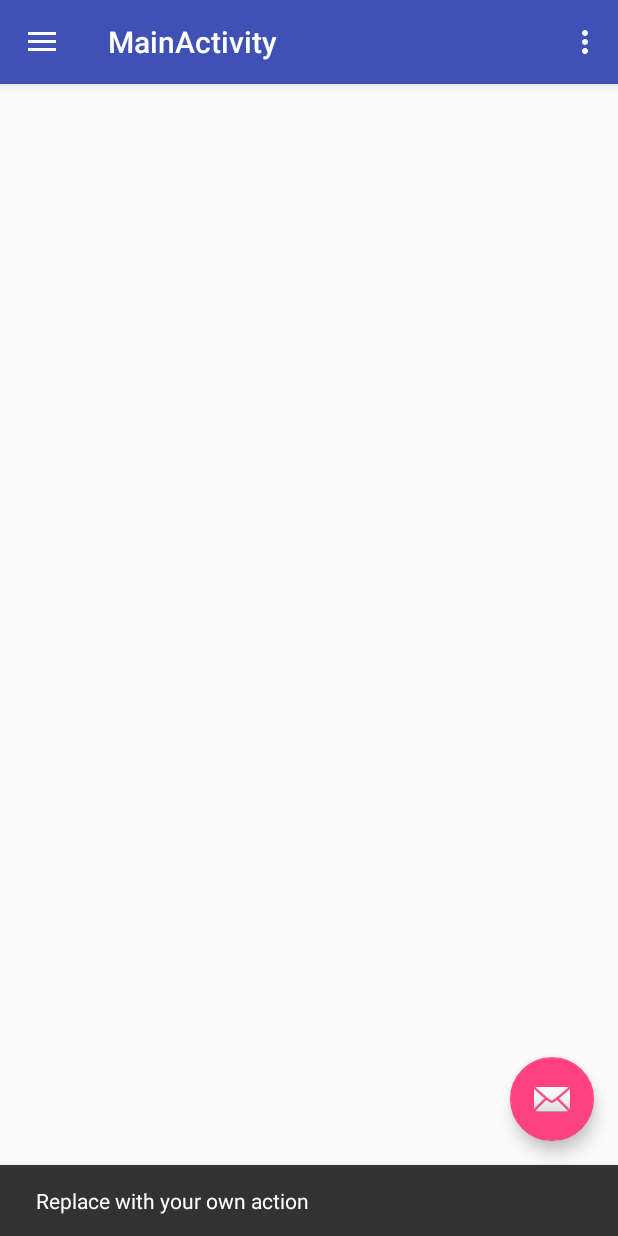
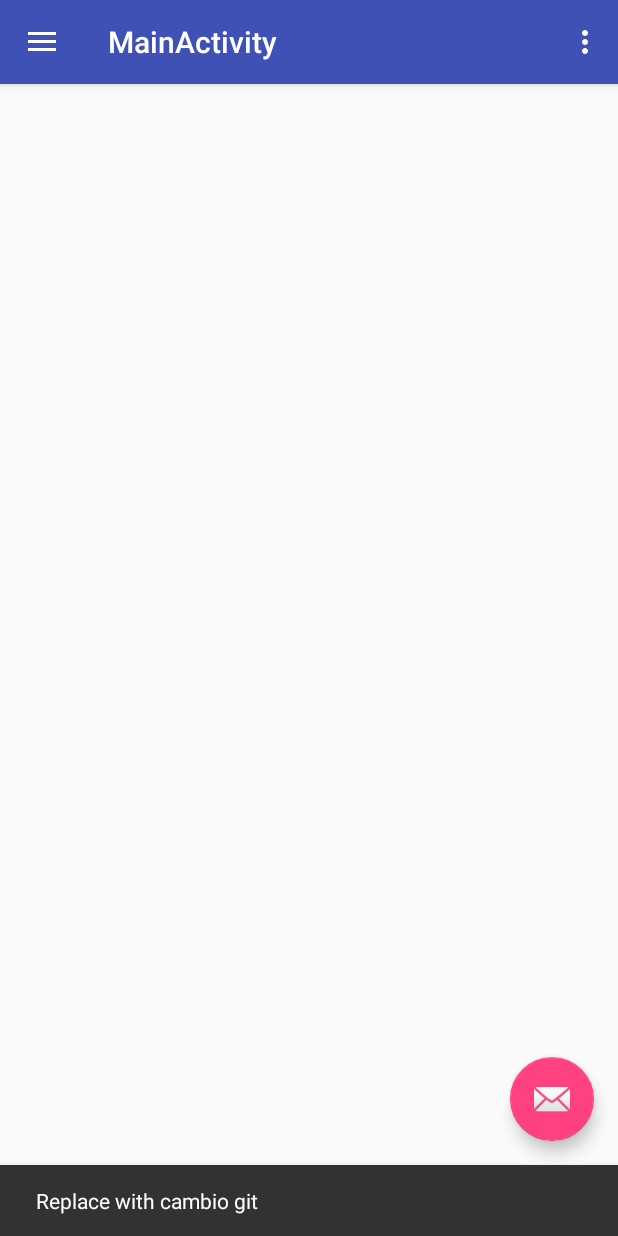
Before and after one commit to Drigao/Equaker, an Android app: the MainActivity screen opened directly, with no data from a screen before it, after a tap on an icon or button, on a phone screen of 412 x 824 dp. Run offline under Robolectric (Android 15) with nearby library versions, the phone set to English and light mode, and no system bars.

Commit message:
Primer commit

```diff
--- a/app/src/main/java/com/app/equaker/MainActivity.java
+++ b/app/src/main/java/com/app/equaker/MainActivity.java
@@ -28,7 +28,7 @@ public class MainActivity extends AppCompatActivity
         fab.setOnClickListener(new View.OnClickListener() {
             @Override
             public void onClick(View view) {
-                Snackbar.make(view, "Replace with your own action", Snackbar.LENGTH_LONG)
+                Snackbar.make(view, "Replace with cambio git", Snackbar.LENGTH_LONG)
                         .setAction("Action", null).show();
             }
         });
```
